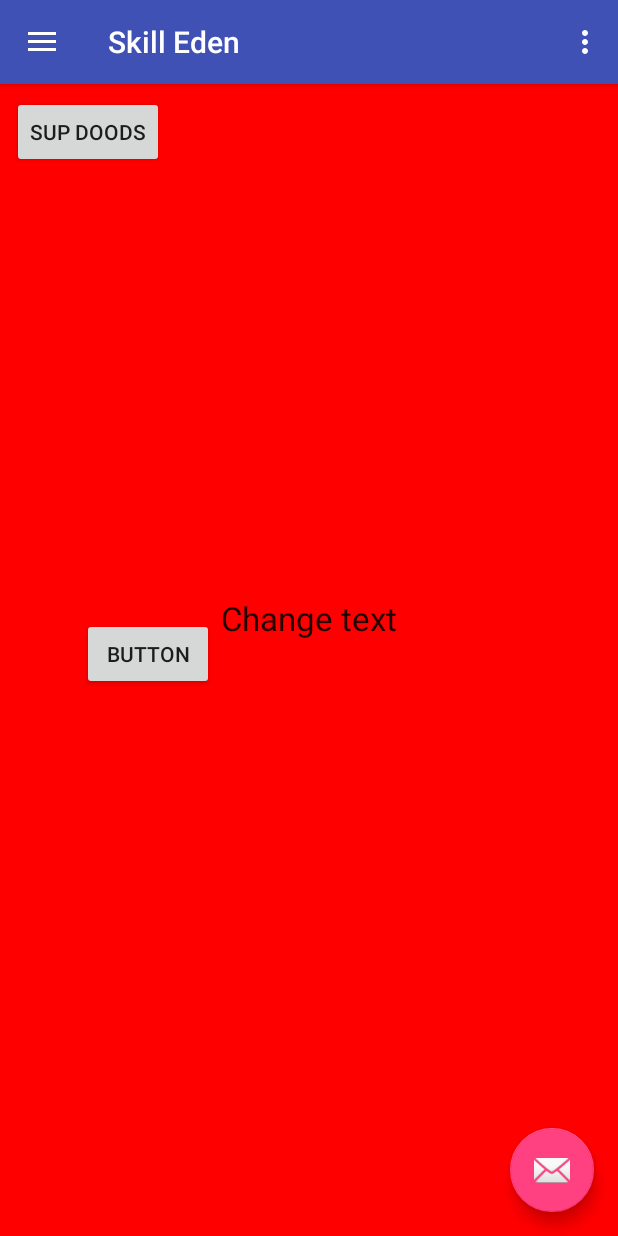
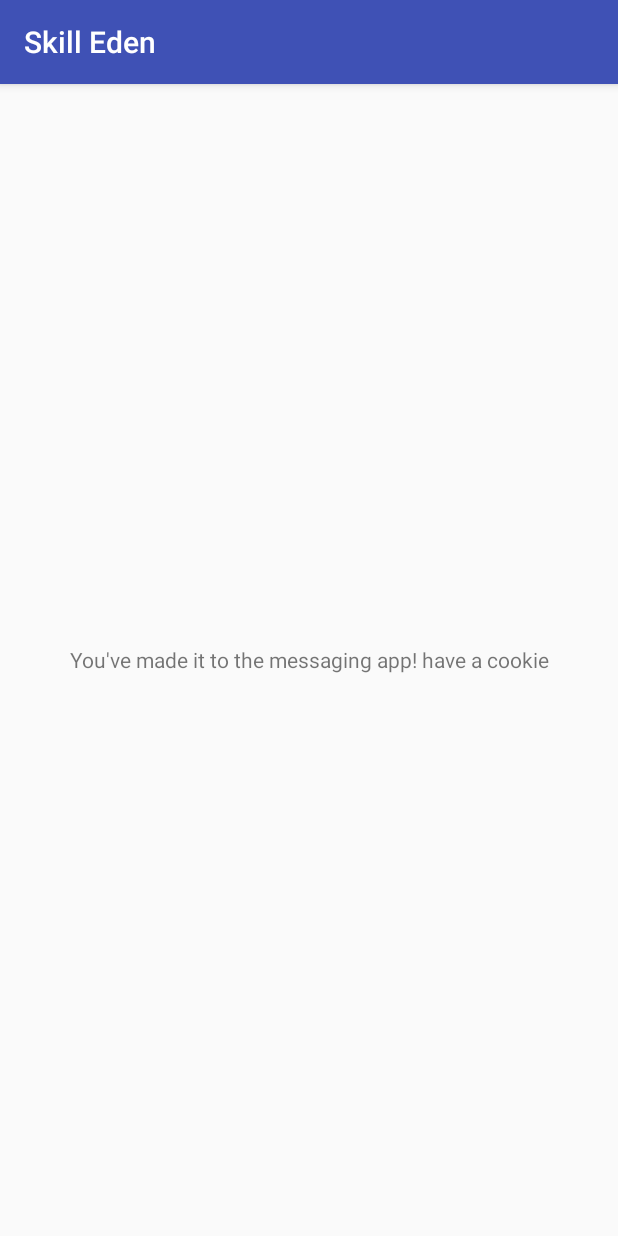
Before and after one commit to kylaconstantine13/skill_eden, an Android app: the screen it shows after launch (MainActivity before the commit, Messages after it), in the side drawer, after a tap on "Messaging", on a phone screen of 412 x 824 dp. Run offline under Robolectric (Android 15) with nearby library versions, the phone set to English and light mode, and no system bars.

Commit message:
Working transition to a placeholder messaging activity, including a RecyclerView and a text view to indicate you are in the right place

```diff
--- a/skilleden/app/src/main/AndroidManifest.xml
+++ b/skilleden/app/src/main/AndroidManifest.xml
@@ -28,7 +28,8 @@
                 android:name="android.support.PARENT_ACTIVITY"
                 android:value=".MainActivity" />
         </activity>
-        <activity android:name=".SkillPlanActivity"></activity>
+        <activity android:name=".SkillPlanActivity" />
+        <activity android:name=".Messages"></activity>
     </application>
 
 </manifest>
--- a/skilleden/app/src/main/java/com/eve/skilleden/MainActivity.java
+++ b/skilleden/app/src/main/java/com/eve/skilleden/MainActivity.java
@@ -82,7 +82,7 @@
 //                            startActivity(intent);
 
                         } else if (id == R.id.messaging) {
-
+                            openMessages();
                         }
 
                         DrawerLayout drawer = (DrawerLayout) findViewById(R.id.drawer_layout);
@@ -117,6 +117,10 @@
         startActivity(intent);
     }
 
+    public void openMessages() {
+        Intent intent = new Intent(this, Messages.class);
+        startActivity(intent);
+    }
 
     @Override
     public void onBackPressed() {
--- /dev/null
+++ b/skilleden/app/src/main/java/com/eve/skilleden/Messages.java
@@ -0,0 +1,30 @@
+package com.eve.skilleden;
+
+import android.support.v7.app.AppCompatActivity;
+import android.os.Bundle;
+import android.support.v7.widget.LinearLayoutManager;
+import android.support.v7.widget.RecyclerView;
+
+public class Messages extends AppCompatActivity {
+    private RecyclerView.LayoutManager mLayoutManager;
+    private RecyclerView mRecyclerView;
+
+    @Override
+    protected void onCreate(Bundle savedInstanceState) {
+        super.onCreate(savedInstanceState);
+        setContentView(R.layout.activity_messages);
+        mRecyclerView = findViewById(R.id.messages_recycler);
+
+        // use this setting to improve performance if you know that changes
+        // in content do not change the layout size of the RecyclerView
+        mRecyclerView.setHasFixedSize(true);  //TODO: remove in future?
+
+        // use a linear layout manager
+        mLayoutManager = new LinearLayoutManager(this);
+        mRecyclerView.setLayoutManager(mLayoutManager);
+
+
+        // specify an adapter (see also next example)
+        //mRecyclerView.setAdapter(skillAdapter);
+    }
+}
--- /dev/null
+++ b/skilleden/app/src/main/res/layout/activity_messages.xml
@@ -0,0 +1,29 @@
+<?xml version="1.0" encoding="utf-8"?>
+<android.support.constraint.ConstraintLayout xmlns:android="http://schemas.android.com/apk/res/android"
+    xmlns:app="http://schemas.android.com/apk/res-auto"
+    xmlns:tools="http://schemas.android.com/tools"
+    android:layout_width="match_parent"
+    android:layout_height="match_parent"
+    tools:context=".Messages">
+
+
+    <android.support.v7.widget.RecyclerView
+        android:id="@+id/messages_recycler"
+        android:layout_width="match_parent"
+        android:layout_height="match_parent" />
+
+    <TextView
+        android:id="@+id/textView3"
+        android:layout_width="wrap_content"
+        android:layout_height="20dp"
+        android:layout_marginBottom="8dp"
+        android:layout_marginEnd="8dp"
+        android:layout_marginStart="8dp"
+        android:layout_marginTop="8dp"
+        android:text="You've made it to the messaging app! have a cookie"
+        app:layout_constraintBottom_toBottomOf="@+id/messages_recycler"
+        app:layout_constraintEnd_toEndOf="@+id/messages_recycler"
+        app:layout_constraintStart_toStartOf="@+id/messages_recycler"
+        app:layout_constraintTop_toTopOf="@+id/messages_recycler" />
+
+</android.support.constraint.ConstraintLayout>
```
